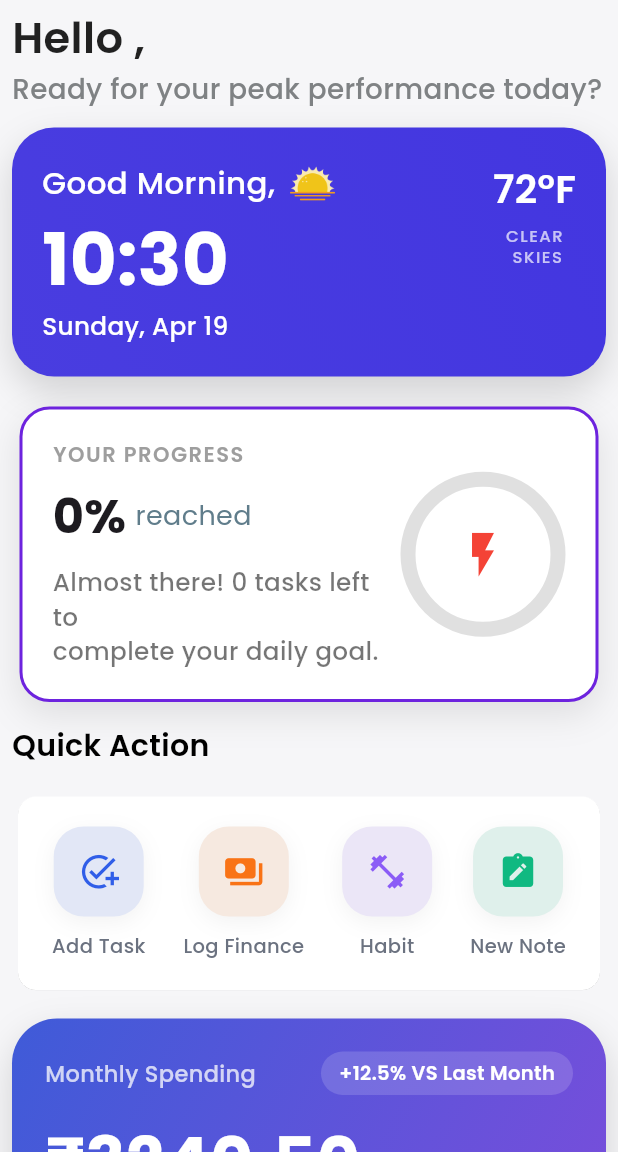
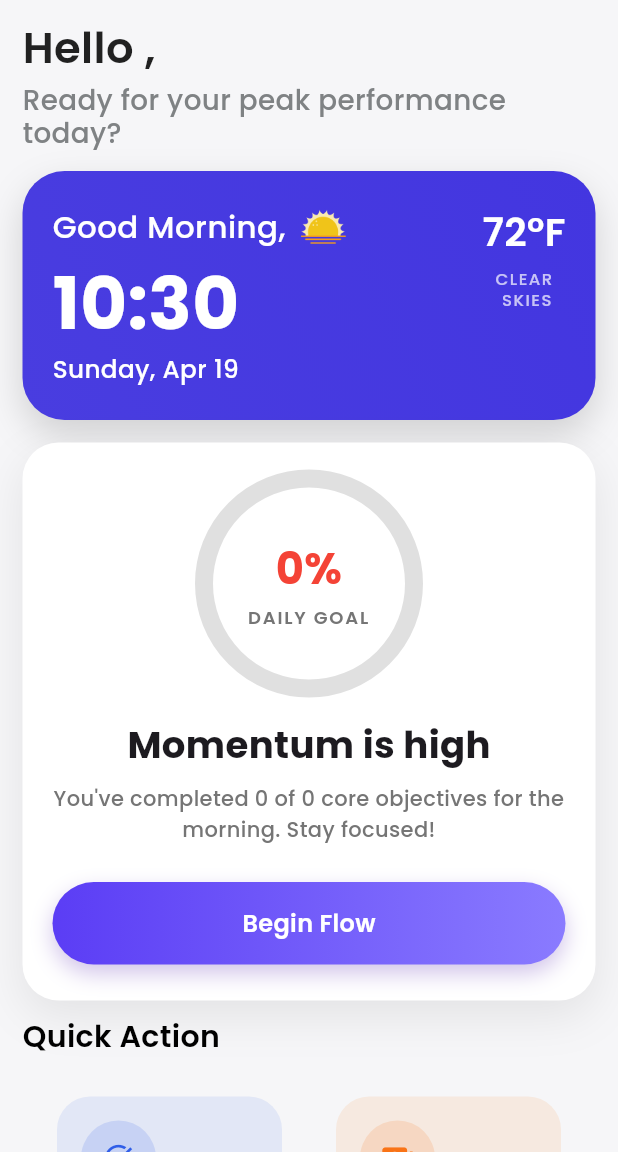
Before and after one commit to SUDIPSHIT777/lifeos, a Flutter app: the Dashboard screen opened by its route, on a phone screen of 412 x 824 dp, the part 84-1236 px from its top. Run offline on Flutter 3.47's test engine with Material 3 defaults, Android fonts, the phone set to English and light mode, and no system bars; drawn by our look-alikes of auto_size_text, percent_indicator; our stand-ins replace audioplayers, cloud_firestore, firebase_auth, firebase_core, flutter_dotenv, get and 5 more; accounts and stored records are empty; network calls fail.

Commit message:
Ui Fix in Dashboard

```diff
--- a/lib/feature/dashboard/ui/dashboard.dart
+++ b/lib/feature/dashboard/ui/dashboard.dart
@@ -1,7 +1,7 @@
 // ignore_for_file: use_build_context_synchronously
 import 'package:flutter/material.dart';
 import 'package:google_fonts/google_fonts.dart';
-import 'package:lifeos/feature/dashboard/controller/provider.dart';
+import 'package:lifeos/feature/dashboard/controller/dashprovider.dart';
 import 'package:lifeos/feature/dashboard/service/weather.dart';
 import 'package:lifeos/feature/dashboard/ui/drawer.dart';
 import 'package:lifeos/feature/dashboard/widget/buttonwidget.dart';
@@ -117,7 +117,7 @@ class _DashboardState extends State<Dashboard> {
       drawer: Drawer(child: ProfilePage()),
       body: SingleChildScrollView(
         child: Padding(
-          padding: const EdgeInsets.all(8.0),
+          padding: const EdgeInsets.all(15.0),
           child: Column(
             crossAxisAlignment: CrossAxisAlignment.start,
             children: [
@@ -164,7 +164,7 @@ class _DashboardState extends State<Dashboard> {
               const SizedBox(height: 15),
               cardwidget.morningdetails(context),
               const SizedBox(height: 15),
-              cardwidget.progress(context),
+              cardwidget.progressCard(context),
               // const SizedBox(height: 10),
               // Center(child: AIModel()),
               const SizedBox(height: 10),
@@ -182,17 +182,15 @@ class _DashboardState extends State<Dashboard> {
                 ],
               ),
               const SizedBox(height: 15),
-              Card(
-                elevation: 0.1,
-                color: Color(0XFFFFFFFF),
-                child: Padding(
-                  padding: EdgeInsets.symmetric(horizontal: 10, vertical: 20),
+              Padding(
+                padding: EdgeInsets.symmetric(horizontal: 5, vertical: 10),
                 child: Row(
                   mainAxisAlignment: MainAxisAlignment.spaceAround,
                   children: [
                     GestureDetector(
                       onTap: () => openTaskBottomSheet(context),
                       child: buttonwidget.button(
+                        context,
                         titel: "Add Task",
                         icon: Icons.add_task_sharp,
                         backgroundcolor: Color(0xFFE2E7F6),
@@ -200,18 +198,29 @@ class _DashboardState extends State<Dashboard> {
                       ),
                     ),
                     buttonwidget.button(
+                      context,
                       titel: "Log Finance",
                       icon: Icons.payments,
                       backgroundcolor: Color(0xFFF6E9E0),
                       iconcolor: Color(0xFFF97316),
                     ),
+                  ],
+                ),
+              ),
+              Padding(
+                padding: EdgeInsets.symmetric(horizontal: 5, vertical: 10),
+                child: Row(
+                  mainAxisAlignment: MainAxisAlignment.spaceAround,
+                  children: [
                     buttonwidget.button(
+                      context,
                       titel: "Habit",
                       icon: Icons.fitness_center_sharp,
                       backgroundcolor: Color(0xFFEBE6F7),
                       iconcolor: Color(0xFF8B5CF6),
                     ),
                     buttonwidget.button(
+                      context,
                       titel: "New Note",
                       icon: Icons.note_alt,
                       backgroundcolor: Color(0xFFDFF0EB),
@@ -220,8 +229,6 @@ class _DashboardState extends State<Dashboard> {
                   ],
                 ),
               ),
-              ),
-
               const SizedBox(height: 15),
               cardwidget.monthlySpendingCard(
                 totalSpending: 3240.50,
--- a/lib/feature/dashboard/ui/drawer.dart
+++ b/lib/feature/dashboard/ui/drawer.dart
@@ -1,6 +1,6 @@
 import 'package:flutter/material.dart';
 import 'package:google_fonts/google_fonts.dart';
-import 'package:lifeos/feature/dashboard/controller/provider.dart';
+import 'package:lifeos/feature/dashboard/controller/dashprovider.dart';
 import 'package:lifeos/login/googleauth/googleauth.dart';
 import 'package:provider/provider.dart';
 
--- a/lib/feature/dashboard/widget/buttonwidget.dart
+++ b/lib/feature/dashboard/widget/buttonwidget.dart
@@ -3,48 +3,44 @@ import 'package:google_fonts/google_fonts.dart';
 
 class Buttonwidget {
   // ========================== Button ==============================
-  Widget button({
+  Widget button(
+    BuildContext context, {
     required String titel,
     required IconData icon,
-    required Color? backgroundcolor,
-    required Color? iconcolor,
+    required Color backgroundcolor,
+    required Color iconcolor,
   }) {
-    return Column(
-      mainAxisSize: MainAxisSize.min,
-      children: [
-        AnimatedContainer(
-          duration: const Duration(milliseconds: 150),
-          height: 60,
-          width: 60,
-          decoration: BoxDecoration(
-            color: backgroundcolor ?? const Color(0xffF1F5F9),
-            borderRadius: BorderRadius.circular(20),
-            boxShadow: [
-              BoxShadow(
-                color: Colors.black.withValues(alpha: 0.05),
-                blurRadius: 12,
-                offset: const Offset(0, 4),
-              ),
-            ],
+    return Container(
+      height: 120,
+      width: 150,
+      padding: const EdgeInsets.all(16),
+      decoration: BoxDecoration(
+        color: backgroundcolor,
+        borderRadius: BorderRadius.circular(22),
+      ),
+      child: Column(
+        crossAxisAlignment: CrossAxisAlignment.start,
+        children: [
+          Container(
+            height: 50,
+            width: 50,
+            decoration: BoxDecoration(
+              color: iconcolor.withValues(alpha: 0.15),
+              shape: BoxShape.circle,
+            ),
+            child: Icon(icon, color: iconcolor, size: 22),
           ),
-          child: Icon(
-            icon,
-            color: iconcolor ?? const Color(0xff3B82F6),
-            fontWeight: FontWeight.w500,
-            size: 27.0,
+          const Spacer(),
+          Text(
+            titel,
+            style: GoogleFonts.poppins(
+              fontSize: 15,
+              fontWeight: FontWeight.w600,
+              color: Colors.black87,
+            ),
           ),
-        ),
-        const SizedBox(height: 10),
-        Text(
-          titel,
-          style: GoogleFonts.poppins(
-            fontSize: 13,
-            fontWeight: FontWeight.w500,
-            color: const Color(0xff6B7280),
-          ),
-        ),
-      ],
+        ],
+      ),
     );
   }
-
 }
--- a/lib/feature/dashboard/widget/cardwidget.dart
+++ b/lib/feature/dashboard/widget/cardwidget.dart
@@ -1,9 +1,7 @@
-import 'package:auto_size_text/auto_size_text.dart';
 import 'package:flutter/material.dart';
 import 'package:google_fonts/google_fonts.dart';
-import 'package:lifeos/feature/dashboard/controller/provider.dart';
+import 'package:lifeos/feature/dashboard/controller/dashprovider.dart';
 import 'package:lifeos/feature/tasks/controller/taskprovider.dart';
-import 'package:percent_indicator/circular_percent_indicator.dart';
 import 'package:provider/provider.dart';
 
 class Cardwidget {
@@ -221,85 +219,124 @@ class Cardwidget {
     );
   }
 
-  Widget progress(BuildContext context) {
+  Widget progressCard(BuildContext context) {
     final screenwidth = MediaQuery.of(context).size.width;
-    return Container(
-      padding: const EdgeInsets.all(20),
-      margin: const EdgeInsets.all(5),
+    return Center(
+      child: Container(
+        width: double.infinity,
+
+        padding: const EdgeInsets.symmetric(horizontal: 20, vertical: 24),
         decoration: BoxDecoration(
-        color: const Color(0xffffffff),
-        borderRadius: BorderRadius.circular(20),
-        border: Border.all(color: Color(0xFF6D23DE), width: 2),
+          color: Colors.white,
+          borderRadius: BorderRadius.circular(24),
           boxShadow: [
             BoxShadow(
-            color: Colors.black.withValues(alpha: 0.1),
-            blurRadius: 20,
-            offset: Offset(0, 8),
+              color: Colors.black.withValues(alpha: .08),
+              blurRadius: 25,
+              offset: const Offset(0, 10),
             ),
           ],
         ),
-      child: Consumer<Taskprovider>(
-        builder: (context, task, child) => Row(
+        child: Column(
+          mainAxisSize: MainAxisSize.min,
           children: [
-            Expanded(
-              child: Column(
-                crossAxisAlignment: CrossAxisAlignment.start,
+            Consumer<Taskprovider>(
+              builder: (context, taskprovider, child) => Stack(
+                alignment: Alignment.center,
+                children: [
+                  SizedBox(
+                    height: 140,
+                    width: 140,
+                    child: CircularProgressIndicator(
+                      value: taskprovider.todayPercent,
+                      strokeWidth: 12,
+                      backgroundColor: Colors.grey.shade300,
+                      valueColor: AlwaysStoppedAnimation(
+                        taskprovider.percentagecolor(taskprovider.todayPercent),
+                      ),
+                    ),
+                  ),
+                  Column(
+                    mainAxisAlignment: MainAxisAlignment.center,
                     children: [
                       Text(
-                    "YOUR PROGRESS",
+                        textAlign: TextAlign.center,
+                        overflow: TextOverflow.ellipsis,
+                        "${(taskprovider.todayPercent * 100).round()}%",
                         style: GoogleFonts.poppins(
-                      fontSize: 14,
-                      letterSpacing: 1,
-                      fontWeight: FontWeight.w600,
-                      color: Colors.grey.shade500,
+                          fontSize: screenwidth * 0.07,
+                          fontWeight: FontWeight.bold,
+                          color: taskprovider.percentagecolor(
+                            taskprovider.todayPercent,
                           ),
                         ),
-                  const SizedBox(height: 8),
-                  Row(
-                    children: [
+                      ),
+                      const SizedBox(height: 4),
                       Text(
-                        "${(task.todayPercent * 100).round()}%",
+                        textAlign: TextAlign.center,
+                        overflow: TextOverflow.ellipsis,
+                        "DAILY GOAL",
                         style: GoogleFonts.poppins(
-                          fontSize: 32,
-                          fontWeight: FontWeight.bold,
-                        ),
-                      ),
-                      SizedBox(width: 6),
-                      AutoSizeText(
-                        "reached",
-                        style: GoogleFonts.poppins(
-                          fontSize: 18,
-                          color: Colors.blueGrey,
+                          fontSize: 12,
+                          letterSpacing: 1.2,
+                          color: Colors.grey.shade600,
+                          fontWeight: FontWeight.w600,
                         ),
                       ),
                     ],
                   ),
-                  const SizedBox(height: 10),
-                  AutoSizeText(
-                    "Almost there! ${task.todayTotal - task.todayCompleted} tasks left to\ncomplete your daily goal.",
+                ],
+              ),
+            ),
+            const SizedBox(height: 20),
+            Text(
+              "Momentum is high",
               style: GoogleFonts.poppins(
-                      fontSize: screenwidth * 0.04,
-                      color: Colors.black54,
-                      height: 1.4,
+                fontSize: screenwidth * 0.06,
+                fontWeight: FontWeight.bold,
+              ),
+            ),
+            const SizedBox(height: 8),
+            Consumer<Taskprovider>(
+              builder: (context, taskprovider, child) => Text(
+                "You've completed ${taskprovider.todayCompleted} of ${taskprovider.todayTotal} core objectives for the morning. Stay focused!",
+                textAlign: TextAlign.center,
+                maxLines: 3,
+                overflow: TextOverflow.ellipsis,
+                style: GoogleFonts.poppins(
+                  fontSize: 14,
+                  height: 1.5,
+                  color: Colors.grey.shade600,
                   fontWeight: FontWeight.w500,
                 ),
-                    maxLines: 3,
-                    overflow: TextOverflow.ellipsis,
+              ),
+            ),
+            const SizedBox(height: 24),
+            Container(
+              width: double.infinity,
+              height: 55,
+              decoration: BoxDecoration(
+                borderRadius: BorderRadius.circular(30),
+                gradient: const LinearGradient(
+                  colors: [Color(0xFF5B3DF5), Color(0xFF8A7BFF)],
+                ),
+                boxShadow: [
+                  BoxShadow(
+                    color: Colors.deepPurple.withValues(alpha: 0.3),
+                    blurRadius: 12,
+                    offset: const Offset(0, 6),
                   ),
                 ],
               ),
+              child: Center(
+                child: Text(
+                  "Begin Flow",
+                  style: GoogleFonts.poppins(
+                    fontSize: 16,
+                    fontWeight: FontWeight.w600,
+                    color: Colors.white,
                   ),
-            CircularPercentIndicator(
-              radius: 55,
-              lineWidth: 10,
-              percent: task.todayPercent,
-              progressColor: task.percentagecolor(task.todayPercent),
-              backgroundColor: Colors.grey.shade300,
-              circularStrokeCap: CircularStrokeCap.round,
-              center: Icon(
-                Icons.flash_on,
-                size: 35,
-                color: task.percentagecolor(task.todayPercent),
+                ),
               ),
             ),
           ],
--- a/lib/feature/tasks/ui/taskpageui.dart
+++ b/lib/feature/tasks/ui/taskpageui.dart
@@ -1,7 +1,7 @@
 import 'package:flutter/material.dart';
 import 'package:google_fonts/google_fonts.dart';
 import 'package:lifeos/core/utils/snackbar.dart';
-import 'package:lifeos/feature/dashboard/controller/provider.dart';
+import 'package:lifeos/feature/dashboard/controller/dashprovider.dart';
 import 'package:lifeos/feature/dashboard/ui/drawer.dart';
 import 'package:lifeos/feature/tasks/controller/taskprovider.dart';
 import 'package:lifeos/feature/tasks/ui/taskaddui.dart';
--- a/lib/main.dart
+++ b/lib/main.dart
@@ -1,7 +1,7 @@
 import 'package:flutter/material.dart';
 import 'package:flutter_dotenv/flutter_dotenv.dart';
 import 'package:lifeos/core/utils/errorpage.dart';
-import 'package:lifeos/feature/dashboard/controller/provider.dart';
+import 'package:lifeos/feature/dashboard/controller/dashprovider.dart';
 import 'package:lifeos/feature/splashscreen/splashprovider.dart';
 import 'package:lifeos/feature/tasks/controller/taskprovider.dart';
 import 'package:lifeos/login/googleauth/googleauth.dart';
```
Also changed, not shown: lib/feature/dashboard/controller/dashprovider.dart (renamed from lib/feature/dashboard/controller/provider.dart). Lines whose indentation alone changed are shown as unchanged.
